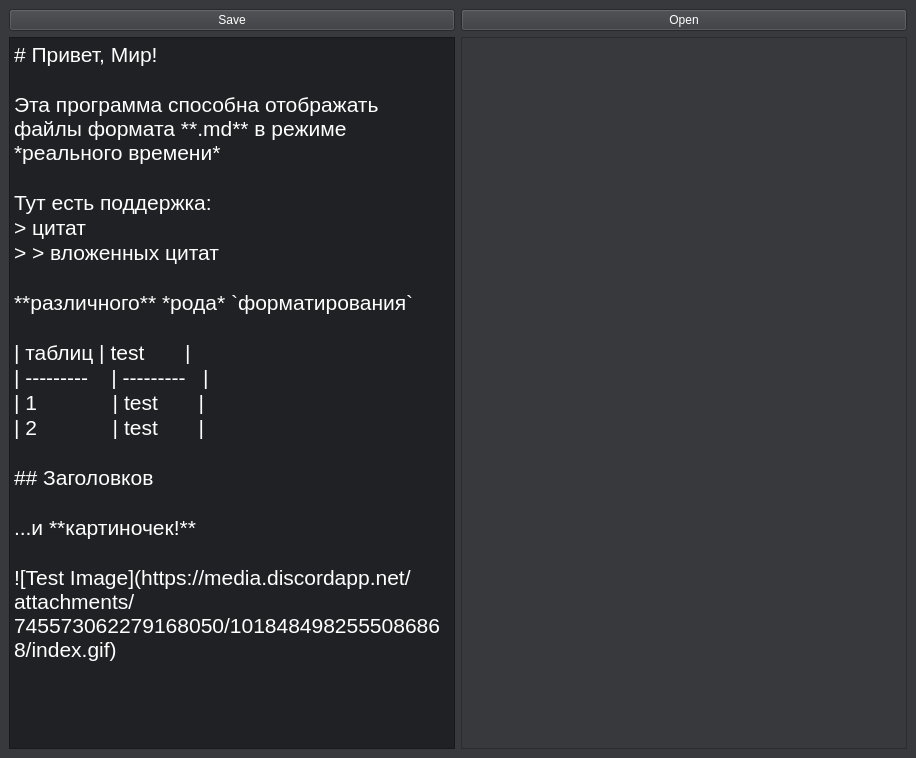
First picture: the form in client/uic_files/main.ui, repository radyshenkya/fastnote, before the edit.
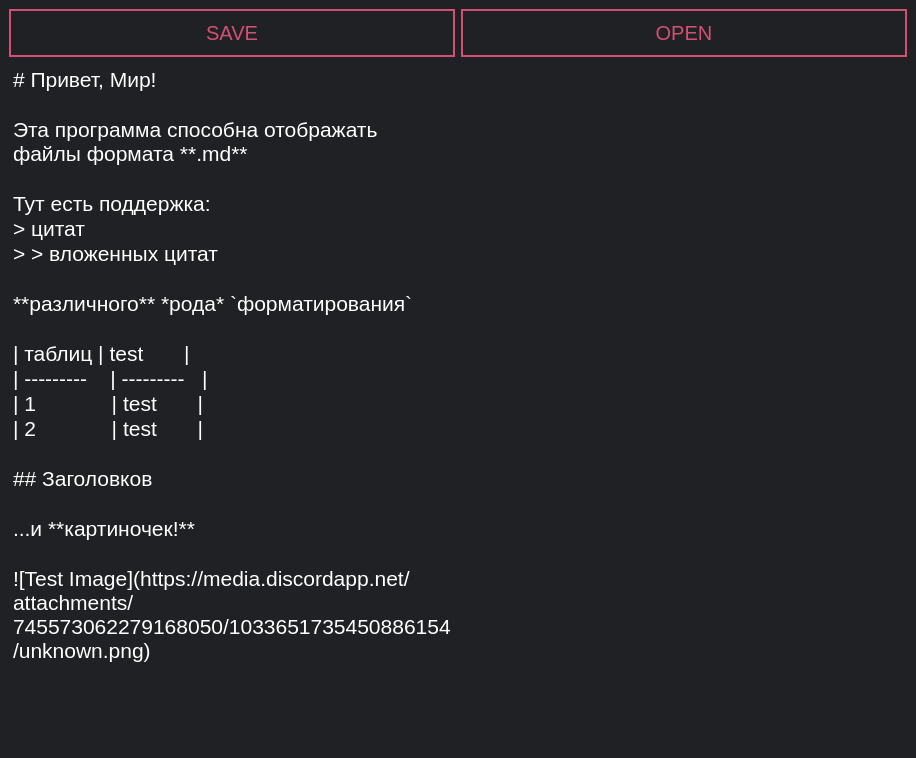
Second picture: the form after the edit. Custom widgets are drawn as their Qt base class.

```diff
--- a/client/uic_files/main.ui
+++ b/client/uic_files/main.ui
@@ -15,8 +15,23 @@
   </property>
   <property name="styleSheet">
    <string notr="true">* {
-	background-color: rgb(55, 57, 61);
+	background-color: #202124;
 	color: #fff;
+	border: 0px solid #fff;
+}
+
+QPushButton {
+	border: 2px solid rgb(211, 79, 115);
+	padding: 10px 17px;
+	color: #D34F73;
+	font-size: 20px;
+	font-family: 'Roboto', sans-serif;
+	font-weight: 300;
+}
+
+QPushButton:hover {
+	border-color: #FFF;
+	color: #FFF;
 }</string>
   </property>
   <widget class="QWidget" name="centralwidget">
@@ -26,14 +41,14 @@
       <item>
        <widget class="QPushButton" name="save_btn">
         <property name="text">
-         <string>Save</string>
+         <string>SAVE</string>
         </property>
        </widget>
       </item>
       <item>
        <widget class="QPushButton" name="open_btn">
         <property name="text">
-         <string>Open</string>
+         <string>OPEN</string>
         </property>
        </widget>
       </item>
@@ -61,15 +76,12 @@
          </font>
         </property>
         <property name="styleSheet">
-         <string notr="true">* {
-	background-color: rgb(32, 33, 36);
-	color: #fff;
-}</string>
+         <string notr="true"/>
         </property>
         <property name="plainText">
          <string># Привет, Мир!
 
-Эта программа способна отображать файлы формата **.md** в режиме *реального времени*
+Эта программа способна отображать файлы формата **.md**
 
 Тут есть поддержка:
 &gt; цитат
@@ -86,12 +98,23 @@
 
 ...и **картиночек!**  
 
-![Test Image](https://media.discordapp.net/attachments/745573062279168050/1018484982555086868/index.gif)</string>
+![Test Image](https://media.discordapp.net/attachments/745573062279168050/1033651735450886154/unknown.png)</string>
         </property>
        </widget>
       </item>
       <item>
-       <widget class="TextBrowser" name="render_panel"/>
+       <widget class="TextBrowser" name="render_panel">
+        <property name="styleSheet">
+         <string notr="true"/>
+        </property>
+        <property name="html">
+         <string>&lt;!DOCTYPE HTML PUBLIC &quot;-//W3C//DTD HTML 4.0//EN&quot; &quot;http://www.w3.org/TR/REC-html40/strict.dtd&quot;&gt;
+&lt;html&gt;&lt;head&gt;&lt;meta name=&quot;qrichtext&quot; content=&quot;1&quot; /&gt;&lt;style type=&quot;text/css&quot;&gt;
+p, li { white-space: pre-wrap; }
+&lt;/style&gt;&lt;/head&gt;&lt;body style=&quot; font-family:'Ubuntu'; font-size:11pt; font-weight:400; font-style:normal;&quot;&gt;
+&lt;p style=&quot;-qt-paragraph-type:empty; margin-top:0px; margin-bottom:0px; margin-left:0px; margin-right:0px; -qt-block-indent:0; text-indent:0px;&quot;&gt;&lt;br /&gt;&lt;/p&gt;&lt;/body&gt;&lt;/html&gt;</string>
+        </property>
+       </widget>
       </item>
      </layout>
     </item>
```
